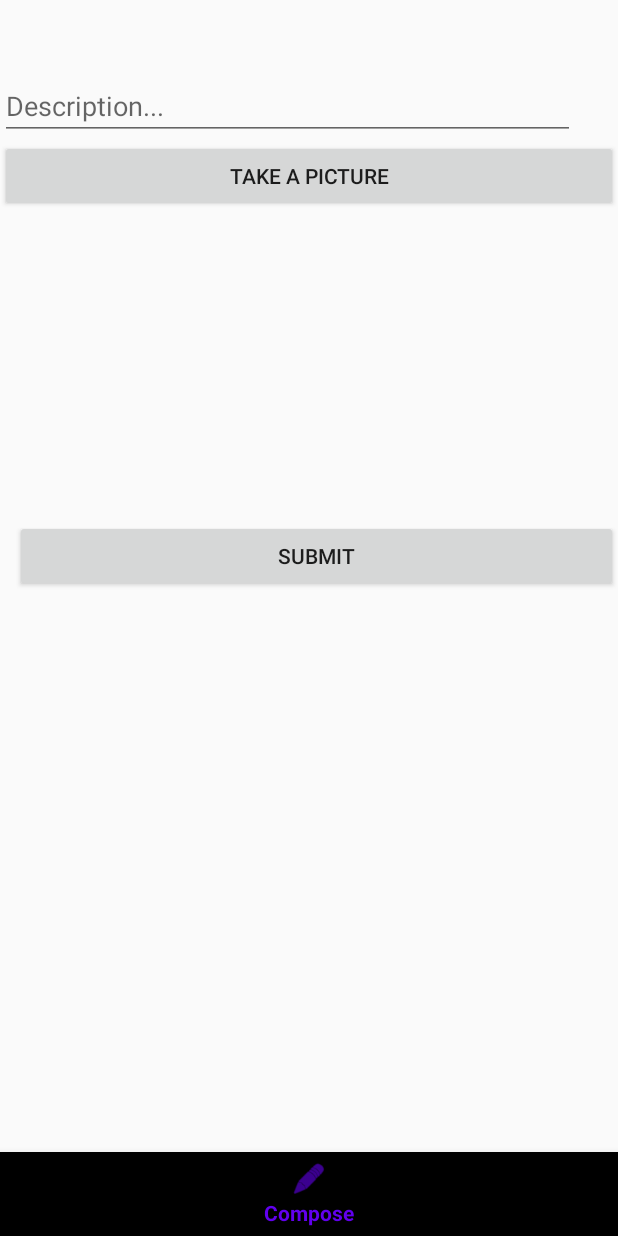
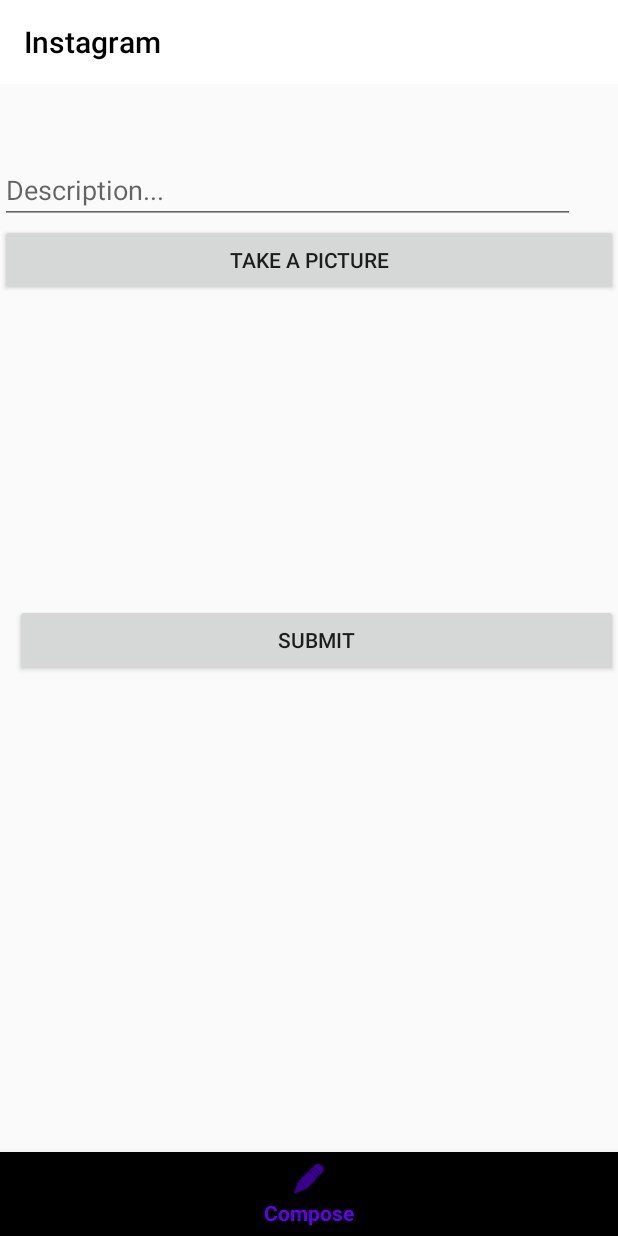
Before and after one commit to patrice99/Instagram, an Android app: the MainActivity screen opened directly, with no data from a screen before it, item 2 of the bottom bar chosen, on a phone screen of 412 x 824 dp. Run offline under Robolectric (Android 15) with nearby library versions, the phone set to English and light mode, and no system bars; libraries missing offline, so code that uses them is left out: com.parse; pictures from the network do not load; 1 statement that could not run was skipped.

Commit message:
Customizing the toolbar and finding its view in the MainActivity

```diff
--- a/app/src/main/java/com/example/instagram/activities/MainActivity.java
+++ b/app/src/main/java/com/example/instagram/activities/MainActivity.java
@@ -6,6 +6,7 @@ import android.widget.Toast;
 
 import androidx.annotation.NonNull;
 import androidx.appcompat.app.AppCompatActivity;
+import androidx.appcompat.widget.Toolbar;
 import androidx.fragment.app.Fragment;
 import androidx.fragment.app.FragmentManager;
 
@@ -19,12 +20,18 @@ public class MainActivity extends AppCompatActivity {
 
     final FragmentManager fragmentManager = getSupportFragmentManager();
     private BottomNavigationView bottomNavigationView;
+    private Toolbar toolbar;
+
 
     @Override
     protected void onCreate(Bundle savedInstanceState) {
         super.onCreate(savedInstanceState);
         setContentView(R.layout.activity_main);
         bottomNavigationView = findViewById(R.id.bottomNavigation);
+        toolbar = (Toolbar) findViewById(R.id.toolbar);
+        // Make sure the toolbar exists in the activity and is not null
+        setSupportActionBar(toolbar);
+
 
 
         bottomNavigationView.setOnNavigationItemSelectedListener(new BottomNavigationView.OnNavigationItemSelectedListener() {
--- a/app/src/main/res/layout/activity_main.xml
+++ b/app/src/main/res/layout/activity_main.xml
@@ -8,10 +8,21 @@
     tools:context=".activities.MainActivity"
     android:orientation="vertical">
 
+    <androidx.appcompat.widget.Toolbar
+        android:id="@+id/toolbar"
+        android:minHeight="?attr/actionBarSize"
+        android:layout_width="match_parent"
+        android:layout_height="wrap_content"
+        app:titleTextColor="@android:color/black"
+        android:fitsSystemWindows="true"
+        android:background="@color/white">
+    </androidx.appcompat.widget.Toolbar>
+
     <FrameLayout
         android:id="@+id/flContainer"
         android:layout_width="match_parent"
         android:layout_height="match_parent"
+        android:layout_below="@id/toolbar"
         android:layout_above="@+id/bottomNavigation"/>
 
     <com.google.android.material.bottomnavigation.BottomNavigationView
--- a/app/src/main/res/values/colors.xml
+++ b/app/src/main/res/values/colors.xml
@@ -3,4 +3,5 @@
     <color name="colorPrimary">#6200EE</color>
     <color name="colorPrimaryDark">#3700B3</color>
     <color name="colorAccent">#03DAC5</color>
+    <color name="white">#FFFFFF</color>
 </resources>
```
